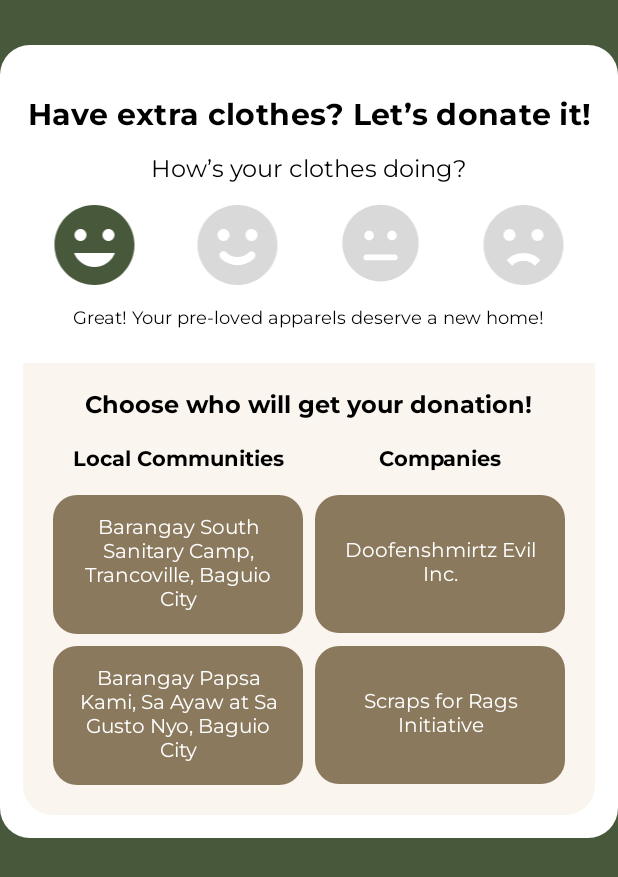
After one commit to mfsvelasquez/Retasify, an Android app: the DonateDetails screen opened directly, with no data from a screen before it, on a phone screen of 412 x 824 dp. The commit adds this screen. Shown: the top 877 px of the screen. Run offline under Robolectric (Android 15) with nearby library versions, the phone set to English and light mode, and no system bars; our stand-ins replace CircleImageView.

Commit message:
hbd ceej, tnx sir

```diff
--- a/app/src/main/AndroidManifest.xml
+++ b/app/src/main/AndroidManifest.xml
@@ -13,6 +13,9 @@
         android:supportsRtl="true"
         android:theme="@style/Theme.Retas"
         tools:targetApi="31">
+        <activity
+            android:name=".DonateDetails"
+            android:exported="false" />
         <activity
             android:name=".UpcycleActivity"
             android:exported="false" />
@@ -41,11 +44,7 @@
             android:name=".MainActivity"
             android:exported="false" />
         <activity android:name=".FashionCalculatorActivity" />
-
-
-        <activity
-            android:name=".ResultActivity" />
-
+        <activity android:name=".ResultActivity" />
     </application>
 
 </manifest>
--- /dev/null
+++ b/app/src/main/java/com/nepobabies/retas/DonateDetails.kt
@@ -0,0 +1,20 @@
+package com.nepobabies.retas
+
+import android.os.Bundle
+import androidx.activity.enableEdgeToEdge
+import androidx.appcompat.app.AppCompatActivity
+import androidx.core.view.ViewCompat
+import androidx.core.view.WindowInsetsCompat
+
+class DonateDetails : AppCompatActivity() {
+    override fun onCreate(savedInstanceState: Bundle?) {
+        super.onCreate(savedInstanceState)
+        enableEdgeToEdge()
+        setContentView(R.layout.activity_donate_details)
+        ViewCompat.setOnApplyWindowInsetsListener(findViewById(R.id.main)) { v, insets ->
+            val systemBars = insets.getInsets(WindowInsetsCompat.Type.systemBars())
+            v.setPadding(systemBars.left, systemBars.top, systemBars.right, systemBars.bottom)
+            insets
+        }
+    }
+}
--- a/app/src/main/java/com/nepobabies/retas/DonateFragment.kt
+++ b/app/src/main/java/com/nepobabies/retas/DonateFragment.kt
@@ -1,5 +1,6 @@
 package com.nepobabies.retas
 
+import android.content.Intent
 import android.os.Bundle
 import android.view.LayoutInflater
 import android.view.View
@@ -21,20 +22,26 @@
         val emojiOkay = view.findViewById<ImageView>(R.id.emojiOkay)
         val emojiBad = view.findViewById<ImageView>(R.id.emojiBad)
 
+        val gotodonatedetails = Intent(activity, DonateDetails::class.java)
+
         emojiGreat.setOnClickListener {
             Toast.makeText(requireContext(), "You selected the great face!", Toast.LENGTH_SHORT).show()
+            startActivity(gotodonatedetails)
         }
 
         emojiGood.setOnClickListener {
             Toast.makeText(requireContext(), "You selected the good face!", Toast.LENGTH_SHORT).show()
+            startActivity(gotodonatedetails)
         }
 
         emojiOkay.setOnClickListener {
             Toast.makeText(requireContext(), "You selected the not bad face!", Toast.LENGTH_SHORT).show()
+            startActivity(gotodonatedetails)
         }
 
         emojiBad.setOnClickListener {
             Toast.makeText(requireContext(), "You selected the bad face!", Toast.LENGTH_SHORT).show()
+            startActivity(gotodonatedetails)
         }
 
         return view
--- /dev/null
+++ b/app/src/main/res/layout/activity_donate_details.xml
@@ -0,0 +1,229 @@
+<?xml version="1.0" encoding="utf-8"?>
+<ScrollView xmlns:android="http://schemas.android.com/apk/res/android"
+    android:layout_width="match_parent"
+    android:layout_height="match_parent"
+    xmlns:tools="http://schemas.android.com/tools"
+    android:background="@color/green"
+    android:padding="16dp"
+    android:id="@+id/main"
+    tools:context=".DonateDetails">
+
+    <LinearLayout
+        android:layout_width="match_parent"
+        android:layout_height="wrap_content"
+        android:orientation="vertical"
+        android:background="@drawable/rounded_box"
+        android:padding="15dp"
+        android:layout_marginVertical="30dp"
+        android:gravity="center_horizontal">
+
+        <!-- Header -->
+        <TextView
+            android:layout_width="wrap_content"
+            android:layout_height="wrap_content"
+            android:text="Have extra clothes? Let’s donate it!"
+            android:fontFamily="@font/montserrat_bold"
+            android:textAppearance="?attr/textAppearanceHeadline6"
+            android:textStyle="bold"
+            android:textAlignment="center"
+            android:textColor="@color/black"
+            android:paddingBottom="8dp"
+            android:paddingTop="16dp"/>
+
+        <TextView
+            android:layout_width="wrap_content"
+            android:layout_height="wrap_content"
+            android:text="How’s your clothes doing?"
+            android:textColor="@color/black"
+            android:textSize="16sp"
+            android:paddingBottom="0dp"
+            android:fontFamily="@font/montserrat_regular"/>
+
+        <!-- Selected Emoji Feedback -->
+        <LinearLayout
+            android:layout_width="match_parent"
+            android:layout_height="wrap_content"
+            android:orientation="horizontal"
+            android:gravity="center"
+            android:layout_marginBottom="8dp"
+            android:layout_marginTop="5dp"
+            android:weightSum="4">
+
+            <ImageView
+                android:layout_width="0dp"
+                android:layout_height="64dp"
+                android:src="@drawable/great"
+                android:contentDescription="Great face"
+                android:layout_weight="1"/>
+
+            <ImageView
+                android:layout_width="0dp"
+                android:layout_height="64dp"
+                android:src="@drawable/goodgray"
+                android:contentDescription="Good face"
+                android:layout_weight="1"/>
+
+            <ImageView
+                android:layout_width="0dp"
+                android:layout_height="64dp"
+                android:src="@drawable/notbadgray"
+                android:contentDescription="Not Bad face"
+                android:layout_weight="1"/>
+
+            <ImageView
+                android:layout_width="0dp"
+                android:layout_height="64dp"
+                android:src="@drawable/sadgray"
+                android:contentDescription="Sad face"
+                android:layout_weight="1"/>
+        </LinearLayout>
+
+        <TextView
+            android:layout_width="wrap_content"
+            android:layout_height="wrap_content"
+            android:text="Great! Your pre-loved apparels deserve a new home!"
+            android:fontFamily="@font/montserrat_regular"
+            android:textColor="@color/black"
+            android:textSize="12sp"
+            android:layout_marginBottom="20dp" />
+
+        <!-- Donation Options -->
+        <LinearLayout
+            android:layout_width="match_parent"
+            android:layout_height="wrap_content"
+            android:orientation="vertical"
+            android:background="@drawable/inner_box"
+            android:padding="16dp"
+            android:gravity="center_horizontal">
+
+            <!-- Donation Title -->
+            <TextView
+                android:layout_width="wrap_content"
+                android:layout_height="wrap_content"
+                android:text="Choose who will get your donation!"
+                android:textStyle="bold"
+                android:textColor="@android:color/black"
+                android:textSize="16sp"
+                android:gravity="center"
+                android:layout_marginBottom="12dp"
+                android:fontFamily="@font/montserrat_bold"/>
+
+            <!-- Category Labels -->
+            <LinearLayout
+                android:layout_width="match_parent"
+                android:layout_height="wrap_content"
+                android:orientation="horizontal"
+                android:weightSum="2"
+                android:layout_marginBottom="8dp">
+
+                <TextView
+                    android:layout_width="0dp"
+                    android:layout_height="wrap_content"
+                    android:layout_weight="1"
+                    android:text="Local Communities"
+                    android:textColor="@android:color/black"
+                    android:textStyle="bold"
+                    android:gravity="center"
+                    android:fontFamily="@font/montserrat_bold"/>
+
+                <TextView
+                    android:layout_width="0dp"
+                    android:layout_height="wrap_content"
+                    android:layout_weight="1"
+                    android:text="Companies"
+                    android:textColor="@android:color/black"
+                    android:textStyle="bold"
+                    android:gravity="center"
+                    android:fontFamily="@font/montserrat_bold"/>
+            </LinearLayout>
+
+            <!-- Grid for Donation Options -->
+            <GridLayout
+                android:layout_width="match_parent"
+                android:layout_height="wrap_content"
+                android:columnCount="2"
+                android:alignmentMode="alignMargins"
+                android:useDefaultMargins="true"
+                android:rowOrderPreserved="false">
+
+                <!-- Local Communities -->
+                <LinearLayout
+                    android:layout_width="0dp"
+                    android:layout_height="wrap_content"
+                    android:layout_columnWeight="1"
+                    android:orientation="vertical"
+                    android:background="@drawable/rounded_brown_box"
+                    android:padding="12dp"
+                    android:gravity="center_vertical">
+
+                    <TextView
+                        android:layout_width="wrap_content"
+                        android:layout_height="wrap_content"
+                        android:text="Barangay South Sanitary Camp, Trancoville, Baguio City"
+                        android:textColor="@android:color/white"
+                        android:textSize="13sp"
+                        android:textAlignment="center"
+                        android:fontFamily="@font/montserrat_regular"/>
+                </LinearLayout>
+
+                <LinearLayout
+                    android:layout_width="0dp"
+                    android:layout_height="92dp"
+                    android:layout_columnWeight="1"
+                    android:orientation="vertical"
+                    android:background="@drawable/rounded_brown_box"
+                    android:padding="12dp"
+                    android:gravity="center_vertical">
+
+                    <TextView
+                        android:layout_width="wrap_content"
+                        android:layout_height="wrap_content"
+                        android:text="Doofenshmirtz Evil Inc."
+                        android:textColor="@android:color/white"
+                        android:textSize="13sp"
+                        android:textAlignment="center"
+                        android:fontFamily="@font/montserrat_regular"/>
+                </LinearLayout>
+
+                <LinearLayout
+                    android:layout_width="0dp"
+                    android:layout_height="wrap_content"
+                    android:layout_columnWeight="1"
+                    android:orientation="vertical"
+                    android:background="@drawable/rounded_brown_box"
+                    android:padding="12dp"
+                    android:gravity="center_vertical">
+
+                    <TextView
+                        android:layout_width="wrap_content"
+                        android:layout_height="wrap_content"
+                        android:text="Barangay Papsa Kami, Sa Ayaw at Sa Gusto Nyo, Baguio City"
+                        android:textColor="@android:color/white"
+                        android:textSize="13sp"
+                        android:textAlignment="center"
+                        android:fontFamily="@font/montserrat_regular"/>
+                </LinearLayout>
+
+                <LinearLayout
+                    android:layout_width="0dp"
+                    android:layout_height="92dp"
+                    android:layout_columnWeight="1"
+                    android:orientation="vertical"
+                    android:background="@drawable/rounded_brown_box"
+                    android:padding="12dp"
+                    android:gravity="center_vertical">
+
+                    <TextView
+                        android:layout_width="wrap_content"
+                        android:layout_height="wrap_content"
+                        android:text="Scraps for Rags Initiative"
+                        android:textColor="@android:color/white"
+                        android:textSize="13sp"
+                        android:textAlignment="center"
+                        android:fontFamily="@font/montserrat_regular"/>
+                </LinearLayout>
+
+            </GridLayout>
+        </LinearLayout>
+    </LinearLayout>
+</ScrollView>
```
